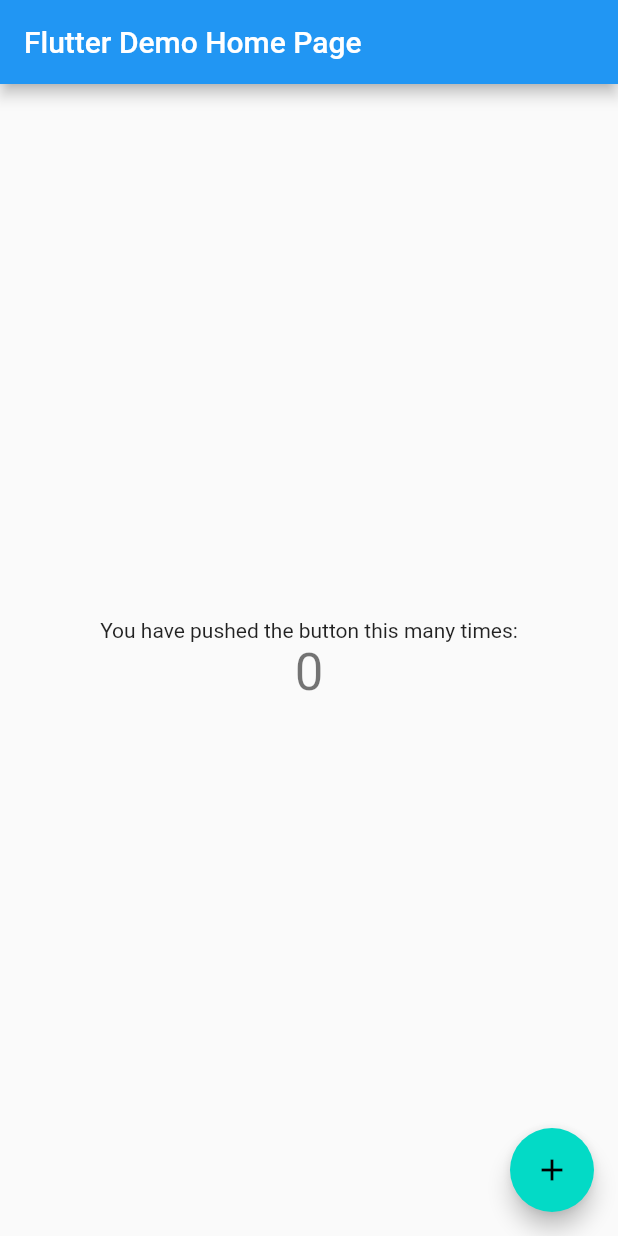
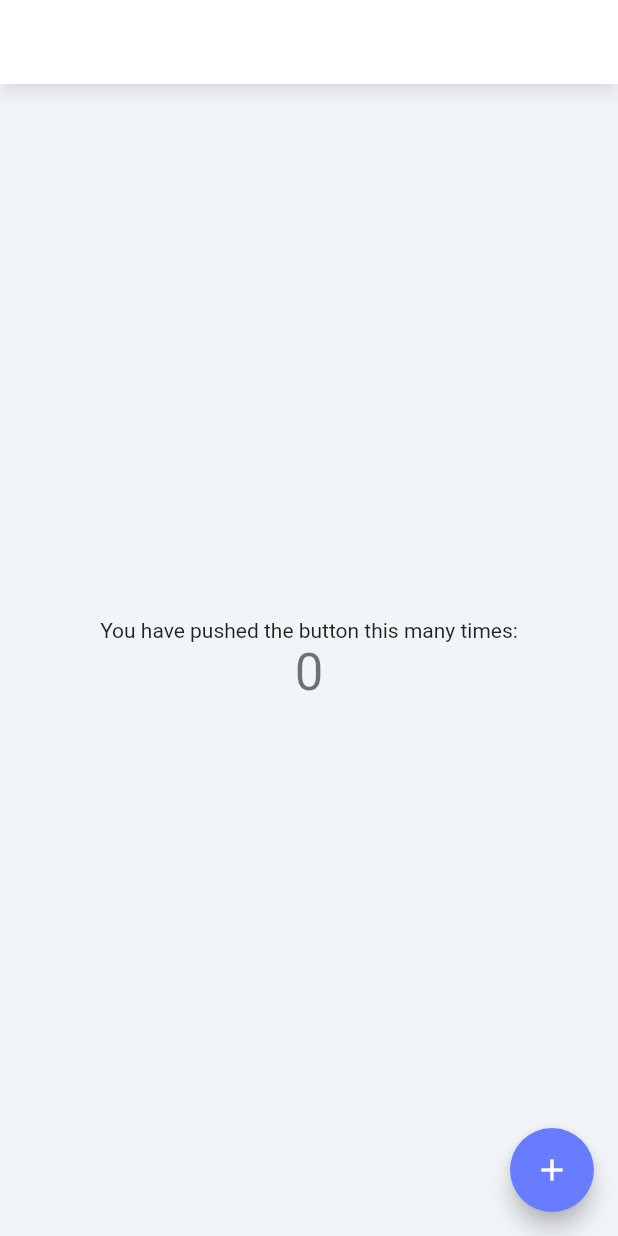
Before and after one commit to JonathanPeterCole/Flutter-Experiments, a Flutter app: the screen it shows after launch, on a phone screen of 412 x 824 dp. Run offline on Flutter 3.47's test engine with Material 2 defaults, Android fonts, the phone set to English and light mode, and no system bars.

Commit message:
Update theme

```diff
--- a/lib/theme/custom-palette.dart
+++ b/lib/theme/custom-palette.dart
@@ -9,6 +9,9 @@ class CustomPalette {
     this.secondary,
     this.background,
     this.surface,
+    this.buttonForeground,
+    this.buttonSplash,
+    this.shadow,
     this.textPrimary,
     this.textSecondary
   });
@@ -18,6 +21,9 @@ class CustomPalette {
   final Color secondary;
   final Color background;
   final Color surface;
+  final Color buttonForeground;
+  final Color buttonSplash;
+  final Color shadow;
   final Color textPrimary;
   final Color textSecondary;
 
@@ -38,6 +44,18 @@ class CustomPalette {
       scaffoldBackgroundColor: this.background,
       canvasColor: this.surface,
       cardColor: this.surface,
+      splashColor: this.primary.withOpacity(0.1),
+      appBarTheme: AppBarTheme(
+        color: this.surface,
+        shadowColor: this.shadow,
+      ),
+      floatingActionButtonTheme: FloatingActionButtonThemeData(
+        foregroundColor: this.buttonForeground,
+      ),
+      bottomNavigationBarTheme: BottomNavigationBarThemeData(
+        selectedItemColor: this.primary,
+        unselectedItemColor: this.textSecondary,
+      ),
       snackBarTheme: SnackBarThemeData(
         behavior: SnackBarBehavior.floating,
       ),
--- a/lib/theme/custom-theme.dart
+++ b/lib/theme/custom-theme.dart
@@ -3,8 +3,28 @@ import 'package:flutter_experiments/theme/custom-palette.dart';
 
 /// Custom theme manager to create the custom light and dark themes.
 class CustomTheme {
-  static const CustomPalette themeLight = CustomPalette(Brightness.light);
-  static const CustomPalette themeDark = CustomPalette(Brightness.dark);
+  static const CustomPalette themeLight = CustomPalette(Brightness.light,
+    primary: Color.fromRGBO(104, 124, 255, 1),
+    secondary: Color.fromRGBO(104, 124, 255, 1),
+    background: Color.fromRGBO(242, 245, 248, 1),
+    surface: Color.fromRGBO(255, 255, 255, 1),
+    buttonForeground: Color.fromRGBO(255, 255, 255, 1),
+    buttonSplash: Color.fromRGBO(164, 192, 255, 0.5),
+    shadow: Color.fromRGBO(55, 75, 91, 0.2),
+    textPrimary: Color.fromRGBO(12, 18, 26, 1),
+    textSecondary: Color.fromRGBO(120, 125, 135, 1),
+  );
+  static const CustomPalette themeDark = CustomPalette(Brightness.dark,
+    primary: Color.fromRGBO(104, 124, 255, 1),
+    secondary: Color.fromRGBO(104, 124, 255, 1),
+    background: Color.fromRGBO(12, 18, 26, 1),
+    surface: Color.fromRGBO(35, 40, 50, 1),
+    buttonForeground: Color.fromRGBO(255, 255, 255, 1),
+    buttonSplash: Color.fromRGBO(55, 89, 175, 0.5),
+    shadow: Color.fromRGBO(0, 0, 0, 0.2),
+    textPrimary: Color.fromRGBO(255, 255, 255, 1),
+    textSecondary: Color.fromRGBO(120, 125, 135, 1),
+  );
 
   /// Get the custom theme based on the context theme brightness
   static CustomPalette of(BuildContext context) {
```
